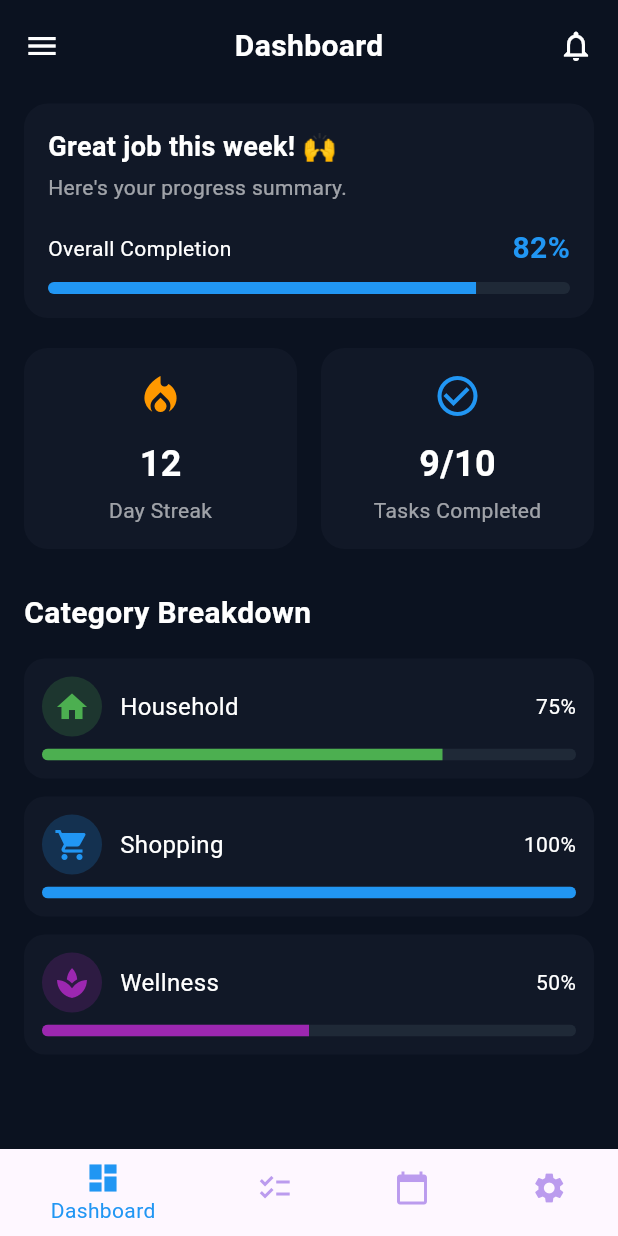
After one commit to AlinaPotapova/TwoDo, a Flutter app: the DashboardScreen screen opened directly, on a phone screen of 412 x 824 dp. The commit adds this screen. Run offline on Flutter 3.47's test engine with Material 3 defaults, Android fonts, the phone set to English and light mode, and no system bars; our stand-ins replace bloc, flutter_bloc.

Commit message:
added dashboarf screen, refactor bloc builder file

```diff
--- /dev/null
+++ b/lib/core/custom_builder.dart
@@ -0,0 +1,28 @@
+import 'package:flutter/material.dart';
+import 'package:flutter_bloc/flutter_bloc.dart';
+
+import 'package:flutter/widgets.dart';
+
+class AppBlocBuilder<B extends StateStreamable<S>, S>
+    extends StatelessWidget {
+  const AppBlocBuilder({
+    super.key,
+    required this.builder,
+    this.buildWhen, this.listenWhen, required this.listener,
+  });
+
+  final BlocWidgetBuilder<S> builder;
+  final BlocBuilderCondition<S>? buildWhen;
+  final BlocListenerCondition<S>? listenWhen;
+  final BlocWidgetListener<S> listener;
+
+  @override
+  Widget build(BuildContext context) {
+    return BlocConsumer<B, S>(
+      listener: (context, state) => listener(context, state),
+      listenWhen: listenWhen,
+      buildWhen: buildWhen,
+      builder: builder,
+    );
+  }
+}
--- a/lib/domain/repos/login.repository.dart
+++ b/lib/domain/repos/login.repository.dart
@@ -1,6 +1,6 @@
 class LoginRepository {
   Future<bool> authenticate(String username, String password) async {
     await Future.delayed(const Duration(seconds: 2));
-    return username == 'user' && password == 'password';
+    return true;
   }
 }
--- /dev/null
+++ b/lib/features/dashboard/dashboard.dart
@@ -0,0 +1,276 @@
+import 'package:flutter/material.dart';
+
+class DashboardScreen extends StatelessWidget {
+  const DashboardScreen({super.key});
+
+  @override
+  Widget build(BuildContext context) {
+    return Scaffold(
+      backgroundColor: const Color(0xFF0B1220),
+      bottomNavigationBar: _BottomNav(),
+      body: SafeArea(
+        child: Padding(
+          padding: const EdgeInsets.all(16),
+          child: Column(
+            crossAxisAlignment: CrossAxisAlignment.start,
+            children: [
+              _TopBar(),
+              const SizedBox(height: 24),
+              _SummaryCard(),
+              const SizedBox(height: 20),
+              Row(
+                children: const [
+                  Expanded(child: _StreakCard()),
+                  SizedBox(width: 16),
+                  Expanded(child: _TasksCard()),
+                ],
+              ),
+              const SizedBox(height: 28),
+              const Text(
+                'Category Breakdown',
+                style: TextStyle(
+                  color: Colors.white,
+                  fontSize: 20,
+                  fontWeight: FontWeight.bold,
+                ),
+              ),
+              const SizedBox(height: 16),
+              _CategoryItem('Household', 0.75, Colors.green, Icons.home),
+              _CategoryItem('Shopping', 1.0, Colors.blue, Icons.shopping_cart),
+              _CategoryItem('Wellness', 0.5, Colors.purple, Icons.spa),
+            ],
+          ),
+        ),
+      ),
+    );
+  }
+}
+
+class _TopBar extends StatelessWidget {
+  @override
+  Widget build(BuildContext context) {
+    return Row(
+      mainAxisAlignment: MainAxisAlignment.spaceBetween,
+      children: const [
+        Icon(Icons.menu, color: Colors.white),
+        Text(
+          'Dashboard',
+          style: TextStyle(
+            color: Colors.white,
+            fontSize: 20,
+            fontWeight: FontWeight.bold,
+          ),
+        ),
+        Icon(Icons.notifications_none, color: Colors.white),
+      ],
+    );
+  }
+}
+
+class _SummaryCard extends StatelessWidget {
+  @override
+  Widget build(BuildContext context) {
+    return Container(
+      padding: const EdgeInsets.all(16),
+      decoration: BoxDecoration(
+        color: const Color(0xFF111827),
+        borderRadius: BorderRadius.circular(16),
+      ),
+      child: Column(
+        crossAxisAlignment: CrossAxisAlignment.start,
+        children: [
+          const Text(
+            'Great job this week! 🙌',
+            style: TextStyle(
+              color: Colors.white,
+              fontSize: 18,
+              fontWeight: FontWeight.bold,
+            ),
+          ),
+          const SizedBox(height: 4),
+          Text(
+            'Here\'s your progress summary.',
+            style: TextStyle(color: Colors.white.withOpacity(0.6)),
+          ),
+          const SizedBox(height: 16),
+          Row(
+            mainAxisAlignment: MainAxisAlignment.spaceBetween,
+            children: const [
+              Text('Overall Completion', style: TextStyle(color: Colors.white)),
+              Text(
+                '82%',
+                style: TextStyle(
+                  color: Colors.blue,
+                  fontSize: 20,
+                  fontWeight: FontWeight.bold,
+                ),
+              ),
+            ],
+          ),
+          const SizedBox(height: 8),
+          ClipRRect(
+            borderRadius: BorderRadius.circular(8),
+            child: LinearProgressIndicator(
+              value: 0.82,
+              minHeight: 8,
+              backgroundColor: Color(0xFF1F2937),
+              valueColor: AlwaysStoppedAnimation(Colors.blue),
+            ),
+          ),
+        ],
+      ),
+    );
+  }
+}
+
+class _StreakCard extends StatelessWidget {
+  const _StreakCard();
+
+  @override
+  Widget build(BuildContext context) {
+    return _InfoCard(
+      icon: Icons.local_fire_department,
+      iconColor: Colors.orange,
+      title: '12',
+      subtitle: 'Day Streak',
+    );
+  }
+}
+
+class _TasksCard extends StatelessWidget {
+  const _TasksCard();
+
+  @override
+  Widget build(BuildContext context) {
+    return _InfoCard(
+      icon: Icons.check_circle_outline,
+      iconColor: Colors.blue,
+      title: '9/10',
+      subtitle: 'Tasks Completed',
+    );
+  }
+}
+
+class _InfoCard extends StatelessWidget {
+  final IconData icon;
+  final Color iconColor;
+  final String title;
+  final String subtitle;
+
+  const _InfoCard({
+    required this.icon,
+    required this.iconColor,
+    required this.title,
+    required this.subtitle,
+  });
+
+  @override
+  Widget build(BuildContext context) {
+    return Container(
+      padding: const EdgeInsets.all(16),
+      decoration: BoxDecoration(
+        color: const Color(0xFF111827),
+        borderRadius: BorderRadius.circular(16),
+      ),
+      child: Column(
+        children: [
+          Icon(icon, color: iconColor, size: 32),
+          const SizedBox(height: 12),
+          Text(
+            title,
+            style: const TextStyle(
+              color: Colors.white,
+              fontSize: 24,
+              fontWeight: FontWeight.bold,
+            ),
+          ),
+          const SizedBox(height: 4),
+          Text(
+            subtitle,
+            style: TextStyle(color: Colors.white.withOpacity(0.6)),
+          ),
+        ],
+      ),
+    );
+  }
+}
+
+class _CategoryItem extends StatelessWidget {
+  final String title;
+  final double value;
+  final Color color;
+  final IconData icon;
+
+  const _CategoryItem(this.title, this.value, this.color, this.icon);
+
+  @override
+  Widget build(BuildContext context) {
+    return Container(
+      margin: const EdgeInsets.only(bottom: 12),
+      padding: const EdgeInsets.all(12),
+      decoration: BoxDecoration(
+        color: const Color(0xFF111827),
+        borderRadius: BorderRadius.circular(14),
+      ),
+      child: Column(
+        children: [
+          Row(
+            mainAxisAlignment: MainAxisAlignment.spaceBetween,
+            children: [
+              Row(
+                children: [
+                  CircleAvatar(
+                    backgroundColor: color.withOpacity(0.2),
+                    child: Icon(icon, color: color),
+                  ),
+                  const SizedBox(width: 12),
+                  Text(
+                    title,
+                    style: const TextStyle(color: Colors.white, fontSize: 16),
+                  ),
+                ],
+              ),
+              Text(
+                '${(value * 100).toInt()}%',
+                style: const TextStyle(color: Colors.white),
+              ),
+            ],
+          ),
+          const SizedBox(height: 8),
+          ClipRRect(
+            borderRadius: BorderRadius.circular(8),
+            child: LinearProgressIndicator(
+              value: value,
+              minHeight: 8,
+              backgroundColor: const Color(0xFF1F2937),
+              valueColor: AlwaysStoppedAnimation(color),
+            ),
+          ),
+        ],
+      ),
+    );
+  }
+}
+
+class _BottomNav extends StatelessWidget {
+  @override
+  Widget build(BuildContext context) {
+    return BottomNavigationBar(
+      backgroundColor: const Color(0xFF0B1220),
+      selectedItemColor: Colors.blue,
+      unselectedItemColor: const Color.fromARGB(136, 129, 75, 223),
+      items: const [
+        BottomNavigationBarItem(
+          icon: Icon(Icons.dashboard),
+          label: 'Dashboard',
+        ),
+        BottomNavigationBarItem(icon: Icon(Icons.checklist), label: 'Tasks'),
+        BottomNavigationBarItem(
+          icon: Icon(Icons.calendar_today),
+          label: 'Calendar',
+        ),
+        BottomNavigationBarItem(icon: Icon(Icons.settings), label: 'Settings'),
+      ],
+    );
+  }
+}
--- /dev/null
+++ b/lib/features/login/builder/login_bloc_builder.dart
@@ -0,0 +1,31 @@
+import 'package:flutter/material.dart';
+import 'package:focus_app/features/dashboard/dashboard.dart';
+import 'package:focus_app/features/login/content/login_content.dart';
+import 'package:focus_app/features/login/content/login_error_content.dart';
+import 'package:focus_app/features/login/cubit/cubit/login_cubit.dart';
+import 'package:focus_app/core/custom_builder.dart';
+
+class LoginBlocBuilder extends StatelessWidget {
+  const LoginBlocBuilder({super.key});
+
+  @override
+  Widget build(BuildContext context) {
+    return AppBlocBuilder<LoginCubit, LoginState>(
+      listenWhen: (context, state) => state is LoginSuccess,
+      listener: (context, state) => {
+        if (state is LoginSuccess)
+          {
+            Navigator.pushReplacement(
+              context,
+              MaterialPageRoute(builder: (_) => const DashboardScreen()),
+            ),
+          },
+      },
+      builder: (context, state) => switch (state) {
+        LoginFailure() => LoginErrorContent(message: state.errorMessage),
+        LoginLoading() => const Center(child: CircularProgressIndicator()),
+        _ => const LoginContent(),
+      },
+    );
+  }
+}
--- a/lib/features/login/builder/login_state_builder.dart
+++ /dev/null
@@ -1,34 +0,0 @@
-import 'package:flutter/material.dart';
-import 'package:flutter_bloc/flutter_bloc.dart';
-import 'package:focus_app/features/login/content/login_content.dart';
-import 'package:focus_app/features/login/content/login_error_content.dart';
-import 'package:focus_app/features/login/cubit/cubit/login_cubit.dart';
-
-class LoginStateBuilder extends StatelessWidget {
-  const LoginStateBuilder({super.key});
-
-  @override
-  Widget build(BuildContext context) {
-    return BlocBuilder<LoginCubit, LoginState>(
-      builder: (context, state) {
-        if (state is LoginFailure) {
-          return LoginErrorContent(message: state.message);
-        }
-        if (state is LoginLoading) {
-          return const Center(child: CircularProgressIndicator());
-        }
-        if (state is LoginSuccess) {
-          return const Scaffold(
-            body: Center(
-              child: Text(
-                'Login Successful!',
-                style: TextStyle(fontSize: 24, color: Colors.green),
-              ),
-            ),
-          );
-        }
-        return const LoginContent();
-      },
-    );
-  }
-}
--- a/lib/features/login/login_page.dart
+++ b/lib/features/login/login_page.dart
@@ -1,16 +1,13 @@
 import 'package:flutter/material.dart';
 import 'package:flutter_bloc/flutter_bloc.dart';
+import 'package:focus_app/features/login/builder/login_bloc_builder.dart';
 import 'package:focus_app/features/login/cubit/cubit/login_cubit.dart';
-import 'package:focus_app/features/login/builder/login_state_builder.dart';
 
 class LoginPage extends StatelessWidget {
   const LoginPage({super.key});
 
   @override
   Widget build(BuildContext context) {
-    return BlocProvider(
-      create: (_) => LoginCubit(),
-      child: const LoginStateBuilder(),
-    );
+    return BlocProvider(create: (_) => LoginCubit(), child: LoginBlocBuilder());
   }
 }
```
Also changed, not shown: lib/features/login/cubit/cubit/login_cubit.dart (line endings or trailing spaces).
